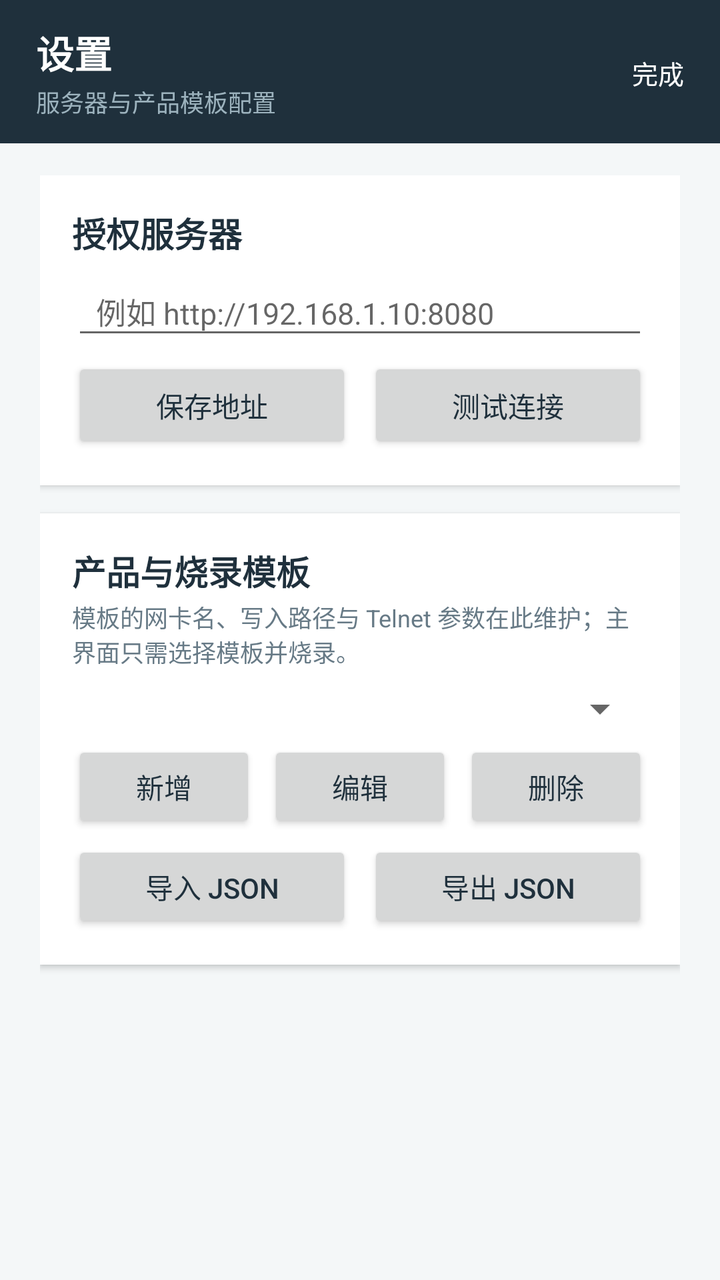
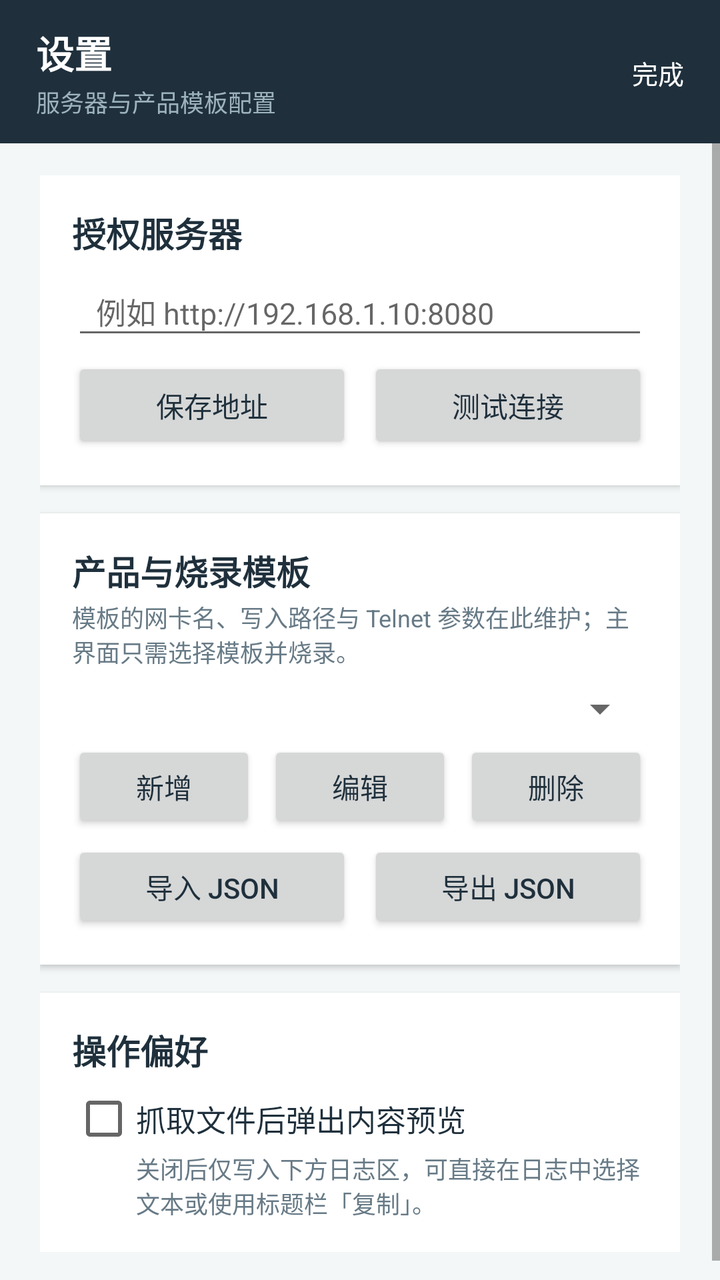

Compare the two renders of this Android layout. The source of the first and the diff that turns it into the second are given below.
<!-- AndroidManifest.xml: application theme android:Theme.Material.Light.NoActionBar -->
<!-- res/layout/activity_settings.xml -->
<?xml version="1.0" encoding="utf-8"?>
<LinearLayout xmlns:android="http://schemas.android.com/apk/res/android"
    android:layout_width="match_parent"
    android:layout_height="match_parent"
    android:background="@color/colorBackground"
    android:orientation="vertical">

    
    <LinearLayout
        android:id="@+id/topBar"
        android:layout_width="match_parent"
        android:layout_height="wrap_content"
        android:background="@color/colorDark"
        android:gravity="center_vertical"
        android:orientation="horizontal"
        android:paddingStart="18dp"
        android:paddingTop="12dp"
        android:paddingEnd="8dp"
        android:paddingBottom="12dp">

        <LinearLayout
            android:layout_width="0dp"
            android:layout_height="wrap_content"
            android:layout_weight="1"
            android:orientation="vertical">

            <TextView
                android:layout_width="wrap_content"
                android:layout_height="wrap_content"
                android:text="@string/settings_title"
                android:textColor="@android:color/white"
                android:textSize="19sp"
                android:textStyle="bold" />

            <TextView
                android:layout_width="wrap_content"
                android:layout_height="wrap_content"
                android:layout_marginTop="2dp"
                android:text="@string/settings_subtitle"
                android:textColor="@color/colorOnDarkMuted"
                android:textSize="12sp" />
        </LinearLayout>

        <Button
            android:id="@+id/closeSettings"
            style="@style/CIOT.Button.Header"
            android:layout_width="wrap_content"
            android:layout_height="38dp"
            android:text="@string/btn_done" />
    </LinearLayout>

    <ScrollView
        android:id="@+id/settingsScroll"
        android:layout_width="match_parent"
        android:layout_height="0dp"
        android:layout_weight="1"
        android:fillViewport="true">

        <LinearLayout
            android:layout_width="match_parent"
            android:layout_height="wrap_content"
            android:orientation="vertical"
            android:paddingStart="20dp"
            android:paddingTop="16dp"
            android:paddingEnd="20dp"
            android:paddingBottom="24dp">

            
            <LinearLayout
                android:layout_width="match_parent"
                android:layout_height="wrap_content"
                android:background="@android:color/white"
                android:elevation="2dp"
                android:orientation="vertical"
                android:padding="16dp">

                <TextView
                    android:layout_width="match_parent"
                    android:layout_height="wrap_content"
                    android:text="@string/card_server"
                    android:textColor="@color/colorDark"
                    android:textSize="17sp"
                    android:textStyle="bold" />

                <EditText
                    android:id="@+id/serverUrl"
                    style="@style/CIOT.EditText"
                    android:layout_width="match_parent"
                    android:layout_height="wrap_content"
                    android:layout_marginTop="8dp"
                    android:hint="@string/server_url_hint"
                    android:inputType="textUri"
                    android:singleLine="true" />

                <LinearLayout
                    android:layout_width="match_parent"
                    android:layout_height="wrap_content"
                    android:layout_marginTop="4dp"
                    android:orientation="horizontal">

                    <Button
                        android:id="@+id/saveServer"
                        style="@style/CIOT.Button"
                        android:layout_width="0dp"
                        android:layout_height="48dp"
                        android:layout_weight="1"
                        android:text="@string/btn_save_server" />

                    <Button
                        android:id="@+id/testServer"
                        style="@style/CIOT.Button"
                        android:layout_width="0dp"
                        android:layout_height="48dp"
                        android:layout_marginStart="8dp"
                        android:layout_weight="1"
                        android:text="@string/btn_test_server" />
                </LinearLayout>
            </LinearLayout>

            
            <LinearLayout
                android:layout_width="match_parent"
                android:layout_height="wrap_content"
                android:layout_marginTop="14dp"
                android:background="@android:color/white"
                android:elevation="2dp"
                android:orientation="vertical"
                android:padding="16dp">

                <TextView
                    android:layout_width="match_parent"
                    android:layout_height="wrap_content"
                    android:text="@string/card_product"
                    android:textColor="@color/colorDark"
                    android:textSize="17sp"
                    android:textStyle="bold" />

                <TextView
                    android:layout_width="match_parent"
                    android:layout_height="wrap_content"
                    android:layout_marginTop="2dp"
                    android:text="@string/settings_template_hint"
                    android:textColor="@color/colorMuted"
                    android:textSize="12sp" />

                <Spinner
                    android:id="@+id/templateSpinner"
                    android:layout_width="match_parent"
                    android:layout_height="wrap_content"
                    android:layout_marginTop="8dp" />

                <LinearLayout
                    android:layout_width="match_parent"
                    android:layout_height="wrap_content"
                    android:layout_marginTop="4dp"
                    android:orientation="horizontal">

                    <Button
                        android:id="@+id/addTemplate"
                        style="@style/CIOT.Button"
                        android:layout_width="0dp"
                        android:layout_height="46dp"
                        android:layout_weight="1"
                        android:text="@string/btn_add" />

                    <Button
                        android:id="@+id/editTemplate"
                        style="@style/CIOT.Button"
                        android:layout_width="0dp"
                        android:layout_height="46dp"
                        android:layout_marginStart="6dp"
                        android:layout_weight="1"
                        android:text="@string/btn_edit" />

                    <Button
                        android:id="@+id/deleteTemplate"
                        style="@style/CIOT.Button"
                        android:layout_width="0dp"
                        android:layout_height="46dp"
                        android:layout_marginStart="6dp"
                        android:layout_weight="1"
                        android:text="@string/btn_delete" />
                </LinearLayout>

                <LinearLayout
                    android:layout_width="match_parent"
                    android:layout_height="wrap_content"
                    android:layout_marginTop="4dp"
                    android:orientation="horizontal">

                    <Button
                        android:id="@+id/importTemplates"
                        style="@style/CIOT.Button"
                        android:layout_width="0dp"
                        android:layout_height="46dp"
                        android:layout_weight="1"
                        android:text="@string/btn_import" />

                    <Button
                        android:id="@+id/exportTemplates"
                        style="@style/CIOT.Button"
                        android:layout_width="0dp"
                        android:layout_height="46dp"
                        android:layout_marginStart="8dp"
                        android:layout_weight="1"
                        android:text="@string/btn_export" />
                </LinearLayout>
            </LinearLayout>
        </LinearLayout>
    </ScrollView>
</LinearLayout>
<!-- resources referenced by this layout -->
<resources>
  <color name="colorBackground">#F4F7F8</color>
  <color name="colorDark">#1F303C</color>
  <color name="colorMuted">#677A86</color>
  <color name="colorOnDarkMuted">#9CB2BD</color>
  <string name="btn_add">新增</string>
  <string name="btn_delete">删除</string>
  <string name="btn_done">完成</string>
  <string name="btn_edit">编辑</string>
  <string name="btn_export">导出 JSON</string>
  <string name="btn_import">导入 JSON</string>
  <string name="btn_save_server">保存地址</string>
  <string name="btn_test_server">测试连接</string>
  <string name="card_product">产品与烧录模板</string>
  <string name="card_server">授权服务器</string>
  <string name="server_url_hint">例如 http://192.168.1.10:8080</string>
  <string name="settings_subtitle">服务器与产品模板配置</string>
  <string name="settings_template_hint">模板的网卡名、写入路径与 Telnet 参数在此维护；主界面只需选择模板并烧录。</string>
  <string name="settings_title">设置</string>
  <style name="CIOT.Button" parent="android:Widget.Material.Button">
          <item name="android:textSize">14sp</item>
          <item name="android:textColor">@color/colorDark</item>
          <item name="android:textAllCaps">false</item>
      </style>
  <style name="CIOT.Button.Header" parent="android:Widget.Material.Button.Borderless">
          <item name="android:textSize">13sp</item>
          <item name="android:textColor">@android:color/white</item>
          <item name="android:textAllCaps">false</item>
          <item name="android:minWidth">0dp</item>
          <item name="android:paddingStart">10dp</item>
          <item name="android:paddingEnd">10dp</item>
      </style>
  <style name="CIOT.EditText" parent="android:Widget.Material.EditText">
          <item name="android:textSize">15sp</item>
          <item name="android:paddingStart">12dp</item>
          <item name="android:paddingTop">8dp</item>
          <item name="android:paddingEnd">12dp</item>
          <item name="android:paddingBottom">8dp</item>
      </style>
</resources>

<!-- the commit's change to res/layout/activity_settings.xml (unified diff, before → after) -->
@@ -206,6 +206,42 @@
                         android:text="@string/btn_export" />
                 </LinearLayout>
             </LinearLayout>
+
+            
+            <LinearLayout
+                android:layout_width="match_parent"
+                android:layout_height="wrap_content"
+                android:layout_marginTop="14dp"
+                android:background="@android:color/white"
+                android:elevation="2dp"
+                android:orientation="vertical"
+                android:padding="16dp">
+
+                <TextView
+                    android:layout_width="match_parent"
+                    android:layout_height="wrap_content"
+                    android:text="@string/card_preference"
+                    android:textColor="@color/colorDark"
+                    android:textSize="17sp"
+                    android:textStyle="bold" />
+
+                <CheckBox
+                    android:id="@+id/fetchDialog"
+                    android:layout_width="match_parent"
+                    android:layout_height="wrap_content"
+                    android:layout_marginTop="6dp"
+                    android:text="@string/settings_fetch_dialog"
+                    android:textColor="@color/colorDark"
+                    android:textSize="15sp" />
+
+                <TextView
+                    android:layout_width="match_parent"
+                    android:layout_height="wrap_content"
+                    android:text="@string/settings_fetch_dialog_hint"
+                    android:paddingStart="32dp"
+                    android:textColor="@color/colorMuted"
+                    android:textSize="12sp" />
+            </LinearLayout>
         </LinearLayout>
     </ScrollView>
 </LinearLayout>
<!-- resource entries referenced after the edit -->
@@ -12,9 +12,12 @@
   <string name="btn_import">导入 JSON</string>
   <string name="btn_save_server">保存地址</string>
   <string name="btn_test_server">测试连接</string>
+  <string name="card_preference">操作偏好</string>
   <string name="card_product">产品与烧录模板</string>
   <string name="card_server">授权服务器</string>
   <string name="server_url_hint">例如 http://192.168.1.10:8080</string>
+  <string name="settings_fetch_dialog">抓取文件后弹出内容预览</string>
+  <string name="settings_fetch_dialog_hint">关闭后仅写入下方日志区，可直接在日志中选择文本或使用标题栏「复制」。</string>
   <string name="settings_subtitle">服务器与产品模板配置</string>
   <string name="settings_template_hint">模板的网卡名、写入路径与 Telnet 参数在此维护；主界面只需选择模板并烧录。</string>
   <string name="settings_title">设置</string>
